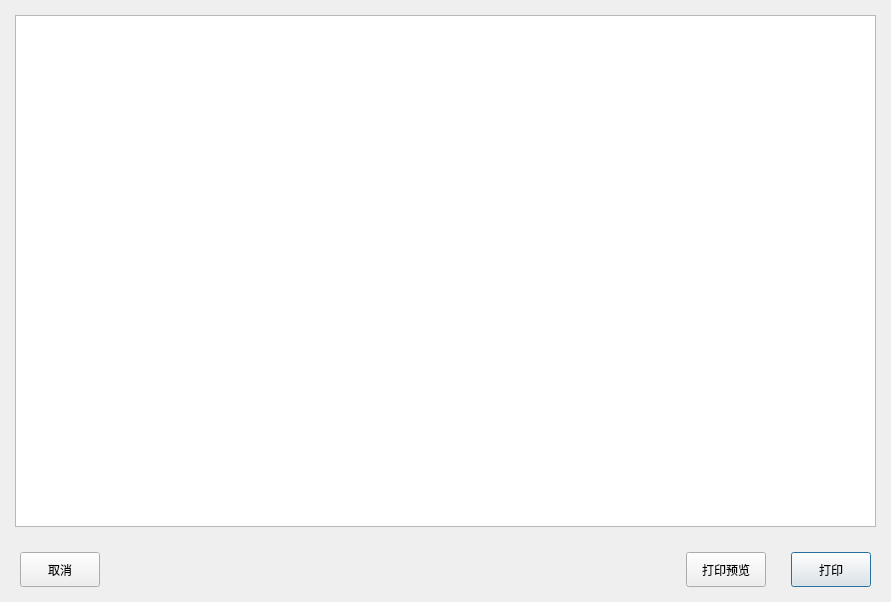
Before: the Qt Designer form Qt/ERP/dialogprintouttable.ui in superp2017/NTERP, drawn with Qt 5.
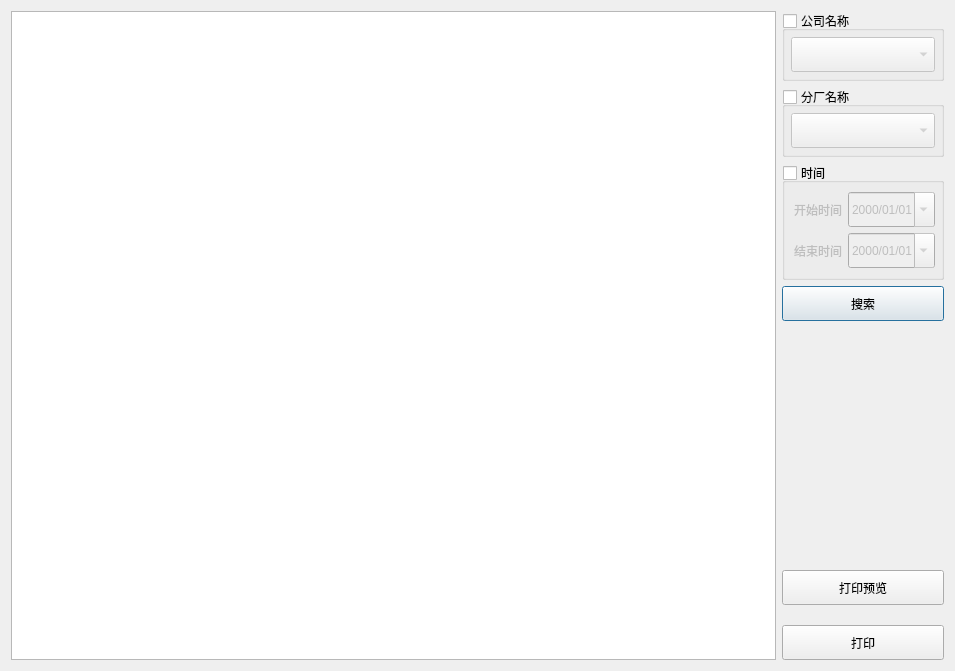
After: the same form once the commit is applied. Custom widgets are drawn as their Qt base class.

Diff of the .ui file:
```diff
--- a/Qt/ERP/dialogprintouttable.ui
+++ b/Qt/ERP/dialogprintouttable.ui
@@ -6,42 +6,212 @@
    <rect>
     <x>0</x>
     <y>0</y>
-    <width>891</width>
-    <height>602</height>
+    <width>955</width>
+    <height>671</height>
    </rect>
   </property>
   <property name="windowTitle">
    <string>出货单打印</string>
   </property>
-  <layout class="QGridLayout" name="gridLayout">
+  <layout class="QHBoxLayout" name="horizontalLayout" stretch="6,1">
+   <item>
+    <widget class="M_TableWidget" name="tableWidget"/>
+   </item>
+   <item>
+    <layout class="QVBoxLayout" name="verticalLayout_3">
+     <item>
+      <layout class="QVBoxLayout" name="verticalLayout">
+       <item>
+        <widget class="QGroupBox" name="groupBox_company">
+         <property name="enabled">
+          <bool>true</bool>
+         </property>
+         <property name="maximumSize">
+          <size>
+           <width>16777215</width>
+           <height>80</height>
+          </size>
+         </property>
+         <property name="title">
+          <string>公司名称</string>
+         </property>
+         <property name="checkable">
+          <bool>true</bool>
+         </property>
+         <property name="checked">
+          <bool>false</bool>
+         </property>
+         <layout class="QGridLayout" name="gridLayout_2" columnstretch="1">
    <property name="leftMargin">
-    <number>15</number>
+           <number>6</number>
    </property>
    <property name="topMargin">
-    <number>15</number>
+           <number>6</number>
    </property>
    <property name="rightMargin">
-    <number>15</number>
+           <number>6</number>
    </property>
    <property name="bottomMargin">
-    <number>15</number>
-   </property>
-   <property name="verticalSpacing">
-    <number>25</number>
-   </property>
+           <number>6</number>
+          </property>
+          <property name="spacing">
+           <number>11</number>
+          </property>
+          <item row="0" column="0">
+           <widget class="QComboBox" name="comboBox_company">
+            <property name="minimumSize">
+             <size>
+              <width>0</width>
+              <height>35</height>
+             </size>
+            </property>
+           </widget>
+          </item>
+         </layout>
+        </widget>
+       </item>
+       <item>
+        <widget class="QGroupBox" name="groupBox_factory">
+         <property name="enabled">
+          <bool>true</bool>
+         </property>
+         <property name="maximumSize">
+          <size>
+           <width>16777215</width>
+           <height>80</height>
+          </size>
+         </property>
+         <property name="title">
+          <string>分厂名称</string>
+         </property>
+         <property name="checkable">
+          <bool>true</bool>
+         </property>
+         <property name="checked">
+          <bool>false</bool>
+         </property>
+         <layout class="QGridLayout" name="gridLayout_3" columnstretch="1">
+          <property name="leftMargin">
+           <number>6</number>
+          </property>
+          <property name="topMargin">
+           <number>6</number>
+          </property>
+          <property name="rightMargin">
+           <number>6</number>
+          </property>
+          <property name="bottomMargin">
+           <number>6</number>
+          </property>
+          <property name="horizontalSpacing">
+           <number>0</number>
+          </property>
+          <item row="0" column="0">
+           <widget class="QComboBox" name="comboBox_factort">
+            <property name="minimumSize">
+             <size>
+              <width>0</width>
+              <height>35</height>
+             </size>
+            </property>
+            <property name="duplicatesEnabled">
+             <bool>false</bool>
+            </property>
+           </widget>
+          </item>
+         </layout>
+        </widget>
+       </item>
+       <item>
+        <widget class="QGroupBox" name="groupBox_time">
+         <property name="maximumSize">
+          <size>
+           <width>16777215</width>
+           <height>180</height>
+          </size>
+         </property>
+         <property name="title">
+          <string>时间</string>
+         </property>
+         <property name="checkable">
+          <bool>true</bool>
+         </property>
+         <property name="checked">
+          <bool>false</bool>
+         </property>
+         <layout class="QGridLayout" name="gridLayout" columnstretch="2,3">
+          <property name="rightMargin">
+           <number>6</number>
+          </property>
+          <item row="0" column="0">
+           <widget class="QLabel" name="label">
+            <property name="minimumSize">
+             <size>
+              <width>0</width>
+              <height>35</height>
+             </size>
+            </property>
+            <property name="text">
+             <string>开始时间</string>
+            </property>
+            <property name="alignment">
+             <set>Qt::AlignCenter</set>
+            </property>
+           </widget>
+          </item>
+          <item row="0" column="1">
+           <widget class="QDateEdit" name="dateEdit_start">
+            <property name="minimumSize">
+             <size>
+              <width>0</width>
+              <height>35</height>
+             </size>
+            </property>
+            <property name="displayFormat">
+             <string>yyyy/MM/dd</string>
+            </property>
+            <property name="calendarPopup">
+             <bool>true</bool>
+            </property>
+           </widget>
+          </item>
    <item row="1" column="0">
-    <layout class="QHBoxLayout" name="horizontalLayout">
-     <property name="spacing">
-      <number>25</number>
-     </property>
-     <property name="leftMargin">
-      <number>5</number>
-     </property>
-     <property name="rightMargin">
-      <number>5</number>
-     </property>
+           <widget class="QLabel" name="label_2">
+            <property name="minimumSize">
+             <size>
+              <width>0</width>
+              <height>35</height>
+             </size>
+            </property>
+            <property name="text">
+             <string>结束时间</string>
+            </property>
+            <property name="alignment">
+             <set>Qt::AlignCenter</set>
+            </property>
+           </widget>
+          </item>
+          <item row="1" column="1">
+           <widget class="QDateEdit" name="dateEdit_end">
+            <property name="minimumSize">
+             <size>
+              <width>0</width>
+              <height>35</height>
+             </size>
+            </property>
+            <property name="displayFormat">
+             <string>yyyy/MM/dd</string>
+            </property>
+            <property name="calendarPopup">
+             <bool>true</bool>
+            </property>
+           </widget>
+          </item>
+         </layout>
+        </widget>
+       </item>
      <item>
-      <widget class="QPushButton" name="pushButton_cancle">
+        <widget class="QPushButton" name="pushButton_search">
        <property name="minimumSize">
         <size>
          <width>0</width>
@@ -49,27 +219,31 @@
         </size>
        </property>
        <property name="text">
-        <string>取消</string>
-       </property>
-       <property name="autoDefault">
-        <bool>false</bool>
-       </property>
-      </widget>
-     </item>
+          <string>搜索</string>
+         </property>
+        </widget>
+       </item>
+      </layout>
+     </item>
      <item>
-      <spacer name="horizontalSpacer">
+      <spacer name="verticalSpacer">
        <property name="orientation">
-        <enum>Qt::Horizontal</enum>
+        <enum>Qt::Vertical</enum>
        </property>
        <property name="sizeHint" stdset="0">
         <size>
-         <width>40</width>
-         <height>20</height>
+         <width>20</width>
+         <height>40</height>
         </size>
        </property>
       </spacer>
      </item>
      <item>
+      <layout class="QVBoxLayout" name="verticalLayout_2">
+       <property name="spacing">
+        <number>20</number>
+       </property>
+       <item>
       <widget class="QPushButton" name="pushButton_preview">
        <property name="minimumSize">
         <size>
@@ -100,8 +274,7 @@
      </item>
     </layout>
    </item>
-   <item row="0" column="0">
-    <widget class="M_TableWidget" name="tableWidget"/>
+    </layout>
    </item>
   </layout>
  </widget>
```
Lines whose indentation alone changed are shown as unchanged.
